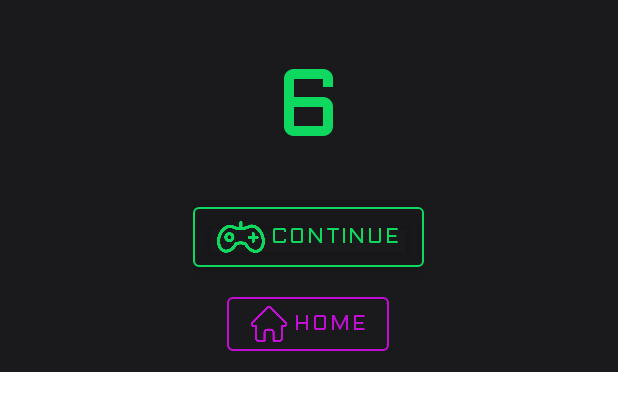
After one commit to ismayilovmurad/NCatcher, an Android app: the layout dialog_pause.xml on its own in the app's theme, with its tools: preview values and no code run, on a phone screen of 412 x 824 dp. The commit adds this screen. Shown: the top 411 px of the screen. Run offline under Robolectric (Android 15) with nearby library versions, the phone set to English and light mode, and no system bars.

Commit message:
Pause dialog is added

```diff
--- /dev/null
+++ b/NumberCatcher/app/src/main/res/layout/dialog_pause.xml
@@ -0,0 +1,86 @@
+<?xml version="1.0" encoding="utf-8"?>
+<layout xmlns:android="http://schemas.android.com/apk/res/android"
+    xmlns:app="http://schemas.android.com/apk/res-auto"
+    xmlns:tools="http://schemas.android.com/tools">
+
+    <data>
+
+        <variable
+            name="gameViewModel"
+            type="com.martiandeveloper.numbercatcher.viewmodel.GameViewModel" />
+
+    </data>
+
+    <LinearLayout
+        android:layout_width="match_parent"
+        android:layout_height="wrap_content"
+        android:background="@color/colorPrimary"
+        android:gravity="center"
+        android:orientation="vertical"
+        android:padding="8dp"
+        tools:ignore="Overdraw">
+
+        <com.google.android.material.textview.MaterialTextView
+            android:layout_width="wrap_content"
+            android:layout_height="wrap_content"
+            android:layout_marginTop="16dp"
+            android:fontFamily="@font/aldrich"
+            android:text="@string/_6"
+            android:textColor="@color/colorFour"
+            android:textSize="64sp" />
+
+        <LinearLayout
+            android:layout_width="wrap_content"
+            android:layout_height="wrap_content"
+            android:layout_marginTop="16dp"
+            android:gravity="center"
+            android:orientation="vertical"
+            app:layout_constraintEnd_toEndOf="parent"
+            app:layout_constraintStart_toStartOf="parent"
+            app:layout_constraintTop_toBottomOf="@+id/dialog_phrase_restart_mainMTV">
+
+            <com.google.android.material.button.MaterialButton
+                style="@style/Widget.MaterialComponents.Button.OutlinedButton"
+                android:layout_width="wrap_content"
+                android:layout_height="wrap_content"
+                android:elevation="8dp"
+                android:fontFamily="@font/aldrich"
+                android:onClick="@{() -> gameViewModel.onContinueMBTNClick()}"
+                android:text="@string/_continue"
+                android:textColor="@color/colorFour"
+                app:backgroundTint="@color/colorOne"
+                app:icon="@drawable/start"
+                app:iconSize="32dp"
+                app:iconTint="@color/colorFour"
+                app:layout_constraintBottom_toBottomOf="parent"
+                app:layout_constraintEnd_toEndOf="parent"
+                app:layout_constraintStart_toStartOf="parent"
+                app:layout_constraintTop_toTopOf="parent"
+                app:rippleColor="@color/colorFour"
+                app:strokeColor="@color/colorFour" />
+
+            <com.google.android.material.button.MaterialButton
+                style="@style/Widget.MaterialComponents.Button.OutlinedButton"
+                android:layout_width="wrap_content"
+                android:layout_height="wrap_content"
+                android:layout_marginTop="8dp"
+                android:fontFamily="@font/aldrich"
+                android:onClick="@{() -> gameViewModel.onHomeMBTNClick()}"
+                android:text="@string/home"
+                android:textColor="@color/colorPrimaryDark"
+                app:backgroundTint="@color/colorOne"
+                app:icon="@drawable/home"
+                app:iconSize="24dp"
+                app:iconTint="@color/colorPrimaryDark"
+                app:layout_constraintBottom_toBottomOf="parent"
+                app:layout_constraintEnd_toEndOf="parent"
+                app:layout_constraintStart_toStartOf="parent"
+                app:layout_constraintTop_toTopOf="parent"
+                app:rippleColor="@color/colorPrimaryDark"
+                app:strokeColor="@color/colorPrimaryDark" />
+
+        </LinearLayout>
+
+    </LinearLayout>
+
+</layout>
--- a/NumberCatcher/app/src/main/res/navigation/navigation_main.xml
+++ b/NumberCatcher/app/src/main/res/navigation/navigation_main.xml
@@ -29,6 +29,12 @@
             app:popUpTo="@id/gameFragment"
             app:popUpToInclusive="true" />
 
+        <action
+            android:id="@+id/action_gameFragment_to_homeFragment"
+            app:destination="@id/homeFragment"
+            app:popUpTo="@id/gameFragment"
+            app:popUpToInclusive="true" />
+
     </fragment>
 
 </navigation>
--- a/NumberCatcher/app/src/main/res/values/colors.xml
+++ b/NumberCatcher/app/src/main/res/values/colors.xml
@@ -3,8 +3,8 @@
     <color name="colorPrimary">#1A1A1D</color>
     <color name="colorPrimaryDark">#C20ED5</color>
     <color name="colorAccent" tools:ignore="UnusedResources">#FAFAFB</color>
-    <color name="colorOne" tools:ignore="UnusedResources">#801A1A1D</color>
+    <color name="colorOne">#801A1A1D</color>
     <color name="colorTwo" tools:ignore="UnusedResources">#0ED8C4</color>
     <color name="colorThree" tools:ignore="UnusedResources">#D8C40E</color>
-    <color name="colorFour" tools:ignore="UnusedResources">#0ED85F</color>
+    <color name="colorFour">#0ED85F</color>
 </resources>
--- a/NumberCatcher/app/src/main/res/values/strings.xml
+++ b/NumberCatcher/app/src/main/res/values/strings.xml
@@ -8,5 +8,8 @@
 
 
     <string name="start">Start</string>
+    <string name="_continue">Continue</string>
+    <string name="home">Home</string>
+    <string name="_6">6</string>
 
 </resources>
--- a/NumberCatcher/build.gradle
+++ b/NumberCatcher/build.gradle
@@ -19,7 +19,7 @@ buildscript {
         // Version Name
         versionName = "1.0"
         // KTX
-        ktx = "1.3.1"
+        ktx = "1.3.2"
         // AppCompat
         appcompat = "1.2.0"
         // ConstraintLayout
```
Also changed, not shown: NumberCatcher/app/src/main/java/com/martiandeveloper/numbercatcher/view/GameFragment.kt (+108 -2 lines), NumberCatcher/app/src/main/java/com/martiandeveloper/numbercatcher/viewmodel/GameViewModel.kt (added, +41 -0 lines), NumberCatcher/app/src/main/res/layout/fragment_game.xml (+16 -4 lines), NumberCatcher/app/src/main/res/drawable-hdpi/home.png (added), NumberCatcher/app/src/main/res/drawable-ldpi/home.png (added), NumberCatcher/app/src/main/res/drawable-mdpi/home.png (added), NumberCatcher/app/src/main/res/drawable-xhdpi/home.png (added), NumberCatcher/app/src/main/res/drawable-xxhdpi/home.png (added), NumberCatcher/app/src/main/res/drawable-xxxhdpi/home.png (added), 1 other file.
